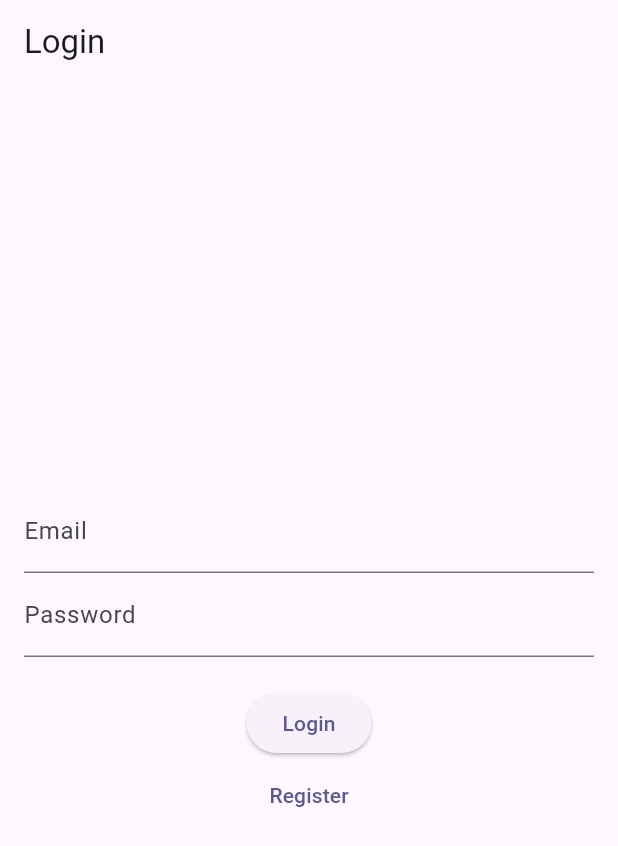
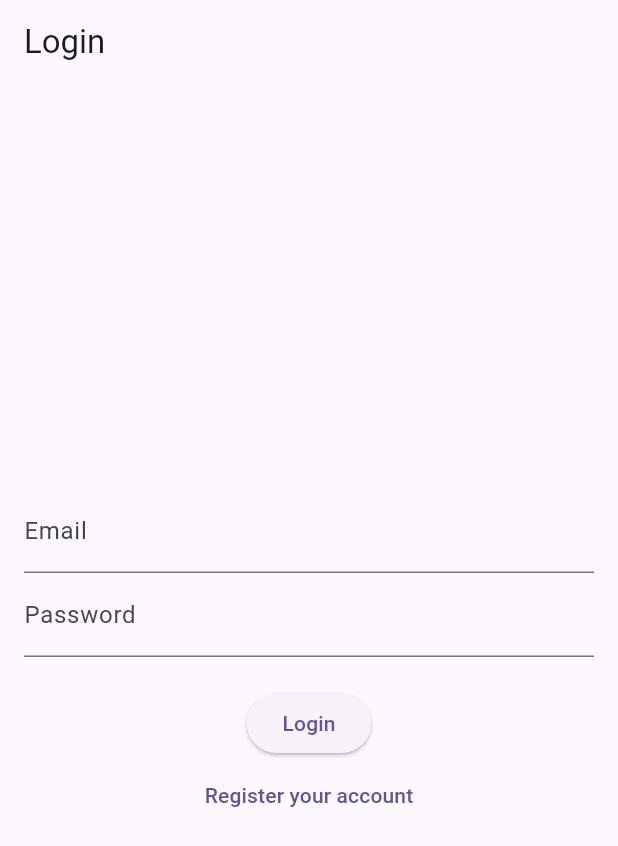
Before and after one commit to ABDUR-RAZZAqi/Trust_ID, a Flutter app: the screen it shows after launch, on a phone screen of 412 x 824 dp. Shown: the top 846 px of the screen. Run offline on Flutter 3.47's test engine with Material 3 defaults, Android fonts, the phone set to English and light mode, and no system bars.

Commit message:
text update

```diff
--- a/lib/main.dart
+++ b/lib/main.dart
@@ -39,14 +39,14 @@ class TrustidApp extends StatelessWidget {
         '/profile': (context) => const ProfilePage(),
         '/settings': (context) => const SettingsPage(),
         '/id_verification': (context) => const IdVerificationPage(),
-        '/terms_conditions': (context) => const TermsConditionsPage(),  // New route
-        '/help_support': (context) => const HelpSupportPage(),  // New route
-        '/notifications': (context) => const NotificationsPage(),  // New route
-        '/trust_history': (context) => const TrustHistoryPage(),  // New route
-        '/about_us': (context) => const AboutUsPage(),  // New route
-        '/feedback': (context) => const FeedbackPage(),  // New route
-        '/verification_status': (context) => const VerificationStatusPage(),  // New route
+        '/terms_conditions': (context) => const TermsConditionsPage(),
+        '/help_support': (context) => const HelpSupportPage(),
+        '/notifications': (context) => const NotificationsPage(),
+        '/trust_history': (context) => const TrustHistoryPage(),
+        '/about_us': (context) => const AboutUsPage(),
+        '/feedback': (context) => const FeedbackPage(),
+        '/verification_status': (context) => const VerificationStatusPage(),
       },
-    );
+    debugShowCheckedModeBanner: false);
   }
 }
--- a/lib/pages/login_page.dart
+++ b/lib/pages/login_page.dart
@@ -47,7 +47,7 @@ class _LoginPageState extends State<LoginPage> {
               onPressed: () {
                 Navigator.pushReplacementNamed(context, '/register');
               },
-              child: const Text('Register'),
+              child: const Text('Register your account'),
             ),
           ],
         ),
```
